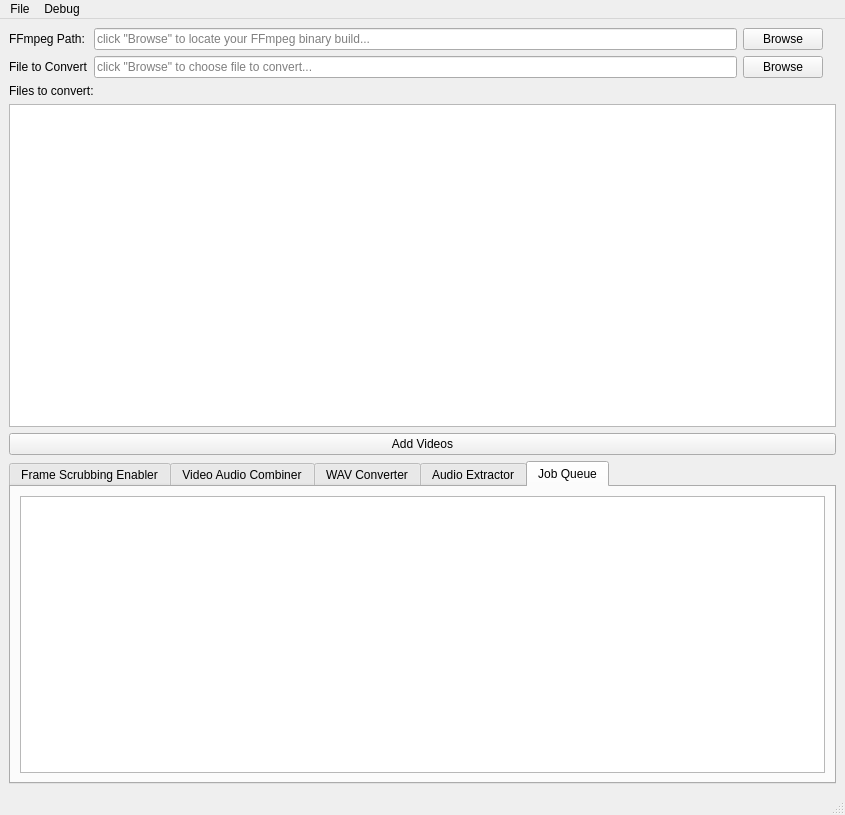
Qt form dsamainwindow.ui (indra-dsa/dsa-multitool-gui) before a commit.
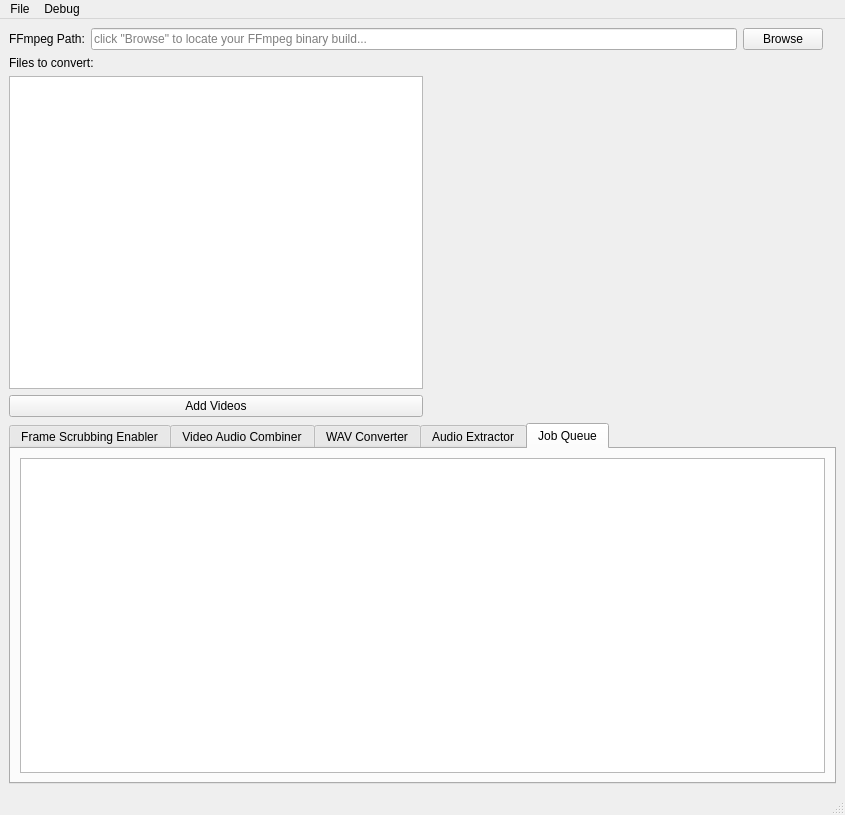
The same form after that commit. Icons and pictures are not drawn.

Commit message: For every ffmpeg process started it spawns a console output window!

Patch:
```diff
--- a/dsamainwindow.ui
+++ b/dsamainwindow.ui
@@ -39,13 +39,6 @@
           </property>
          </widget>
         </item>
-        <item row="0" column="3">
-         <widget class="QPushButton" name="browseFfmpeg">
-          <property name="text">
-           <string>Browse</string>
-          </property>
-         </widget>
-        </item>
         <item row="0" column="2">
          <widget class="QLineEdit" name="pathFfmpeg">
           <property name="sizePolicy">
@@ -59,22 +52,8 @@
           </property>
          </widget>
         </item>
-        <item row="1" column="0">
-         <widget class="QLabel" name="label_8">
-          <property name="text">
-           <string>File to Convert</string>
-          </property>
-         </widget>
-        </item>
-        <item row="1" column="2">
-         <widget class="QLineEdit" name="pathFile">
-          <property name="placeholderText">
-           <string>click &quot;Browse&quot; to choose file to convert...</string>
-          </property>
-         </widget>
-        </item>
-        <item row="1" column="3">
-         <widget class="QPushButton" name="browseFile">
+        <item row="0" column="3">
+         <widget class="QPushButton" name="browseFfmpeg">
           <property name="text">
            <string>Browse</string>
           </property>
@@ -107,21 +86,38 @@
      </layout>
     </item>
     <item>
-     <widget class="QLabel" name="label_2">
-      <property name="text">
-       <string>Files to convert:</string>
-      </property>
-     </widget>
-    </item>
-    <item>
-     <widget class="QListWidget" name="pathFileList"/>
-    </item>
-    <item>
-     <widget class="QPushButton" name="addItem">
-      <property name="text">
-       <string>Add Videos</string>
-      </property>
-     </widget>
+     <layout class="QGridLayout" name="gridLayout_8">
+      <item row="2" column="0">
+       <widget class="QPushButton" name="addItem">
+        <property name="text">
+         <string>Add Videos</string>
+        </property>
+       </widget>
+      </item>
+      <item row="1" column="0">
+       <widget class="QListWidget" name="pathFileList"/>
+      </item>
+      <item row="1" column="1">
+       <spacer name="horizontalSpacer">
+        <property name="orientation">
+         <enum>Qt::Horizontal</enum>
+        </property>
+        <property name="sizeHint" stdset="0">
+         <size>
+          <width>40</width>
+          <height>20</height>
+         </size>
+        </property>
+       </spacer>
+      </item>
+      <item row="0" column="0">
+       <widget class="QLabel" name="label_2">
+        <property name="text">
+         <string>Files to convert:</string>
+        </property>
+       </widget>
+      </item>
+     </layout>
     </item>
     <item>
      <widget class="QTabWidget" name="tabWidget">
@@ -347,10 +343,8 @@
      <string>Debug</string>
     </property>
     <addaction name="actionffmpeg_start"/>
-    <addaction name="actionffmpeg_with_file"/>
     <addaction name="actionffmpeg_with_filelist"/>
     <addaction name="actionQSettings_status"/>
-    <addaction name="actionShow_Console_Output"/>
    </widget>
    <addaction name="menuFile"/>
    <addaction name="menuDebug"/>
@@ -376,25 +370,12 @@
     <string>QSettings status</string>
    </property>
   </action>
-  <action name="actionffmpeg_with_file">
-   <property name="text">
-    <string>ffmpeg with file</string>
-   </property>
-  </action>
-  <action name="actionShow_Console_Output">
-   <property name="text">
-    <string>Show Console Output</string>
-   </property>
-   <property name="shortcut">
-    <string>Ctrl+1</string>
-   </property>
-  </action>
   <action name="actionffmpeg_with_filelist">
    <property name="text">
     <string>ffmpeg with filelist</string>
    </property>
    <property name="shortcut">
-    <string>Ctrl+2</string>
+    <string>Ctrl+1</string>
    </property>
   </action>
  </widget>
```
The commit also changes 2 other files.
